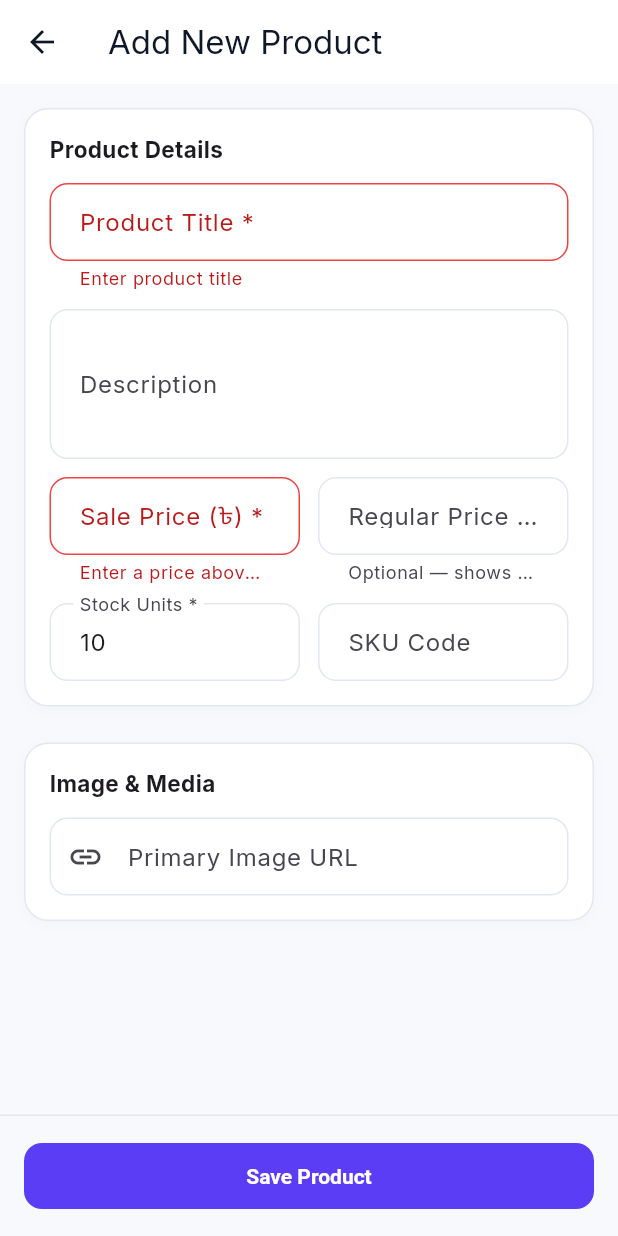
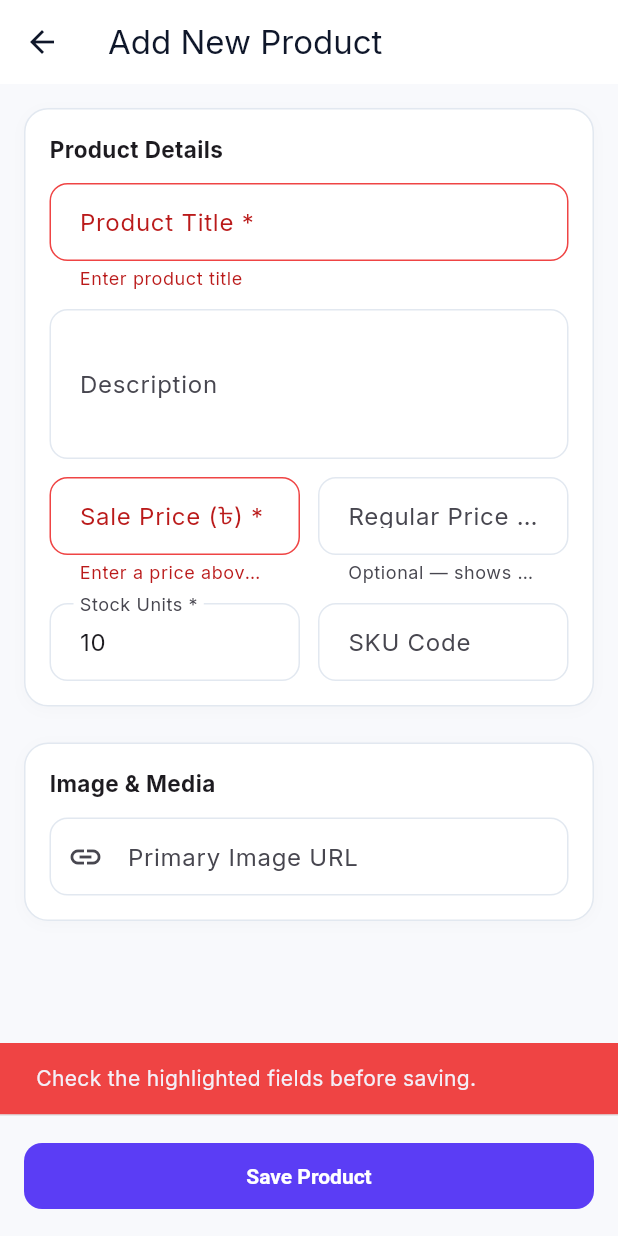
Before and after one commit to MobinX/Oryxa, a Flutter app: the ProductFormScreen screen opened directly with empty values, after a tap on "Save Product", on a phone screen of 412 x 824 dp. Run offline on Flutter 3.47's test engine with Material 3 defaults, Android fonts, the phone set to English and light mode, and no system bars; our stand-ins replace cached_network_image, fl_chart, google_fonts, shared_preferences; missing offline and left inert: flutter_patcher; accounts and stored records are empty; network calls fail.

Commit message:
fix(flutter): log create taps and show why save is blocked 1.0.4+5
A tap that fails form validation returned before any visible change, so
Add Product / Place Order still read as dead buttons. Every tap, blocked
save and provider failure is now recorded in Diagnostics, the form scrolls
to the first invalid field and a snackbar says why nothing was saved.

- Breadcrumb on Add Product, New Order and both submit buttons
- Validation failure snackbar + scroll to top
- Submit exceptions and provider errors recorded with details
- Bump to 1.0.4+5 so the installed build is unambiguous

```diff
--- a/flutter/lib/config/app_version.dart
+++ b/flutter/lib/config/app_version.dart
@@ -4,5 +4,5 @@
 /// plugin, so the visible build marker lives here and is shown in the More menu
 /// and on the Diagnostics screen. It lets a merchant confirm which build is
 /// actually installed.
-const String appVersionLabel = '1.0.3+4';
-const int appVersionCode = 4;
+const String appVersionLabel = '1.0.4+5';
+const int appVersionCode = 5;
--- a/flutter/lib/screens/products/product_form_screen.dart
+++ b/flutter/lib/screens/products/product_form_screen.dart
@@ -3,7 +3,9 @@ import 'package:provider/provider.dart';
 import '../../config/app_theme.dart';
 import '../../models/product.dart';
 import '../../providers/products_provider.dart';
+import '../../services/diagnostics_service.dart';
 import '../../widgets/app_card.dart';
+import '../../widgets/app_feedback.dart';
 
 class ProductFormScreen extends StatefulWidget {
   final String businessId;
@@ -21,6 +23,7 @@ class ProductFormScreen extends StatefulWidget {
 
 class _ProductFormScreenState extends State<ProductFormScreen> {
   final _formKey = GlobalKey<FormState>();
+  final _scrollController = ScrollController();
 
   late TextEditingController _nameController;
   late TextEditingController _descController;
@@ -87,11 +90,36 @@ class _ProductFormScreenState extends State<ProductFormScreen> {
     _stockController.dispose();
     _skuController.dispose();
     _imageUrlController.dispose();
+    _scrollController.dispose();
     super.dispose();
   }
 
   void _submit() async {
-    if (!_formKey.currentState!.validate()) return;
+    final scope = _isEditing ? 'Edit product' : 'Add product';
+    appDiagnostics.recordMessage(scope, 'Save button tapped');
+
+    if (!_formKey.currentState!.validate()) {
+      appDiagnostics.recordMessage(
+        scope,
+        'Save blocked: required fields are missing or invalid',
+        details: 'Title "${_nameController.text.trim()}", '
+            'sale price "${_priceController.text.trim()}", '
+            'regular price "${_regularPriceController.text.trim()}", '
+            'stock "${_stockController.text.trim()}"',
+      );
+      showAppSnack(
+        'Check the highlighted fields before saving.',
+        isError: true,
+      );
+      if (_scrollController.hasClients) {
+        _scrollController.animateTo(
+          0,
+          duration: const Duration(milliseconds: 250),
+          curve: Curves.easeOut,
+        );
+      }
+      return;
+    }
 
     setState(() => _isSaving = true);
     final prods = context.read<ProductsProvider>();
@@ -139,30 +167,31 @@ class _ProductFormScreenState extends State<ProductFormScreen> {
     };
 
     bool ok;
-    if (_isEditing) {
-      ok = await prods.updateProduct(widget.businessId, widget.product!.id, payload);
-    } else {
-      ok = await prods.createProduct(widget.businessId, payload);
+    try {
+      if (_isEditing) {
+        ok = await prods.updateProduct(widget.businessId, widget.product!.id, payload);
+      } else {
+        ok = await prods.createProduct(widget.businessId, payload);
+      }
+    } catch (e, stack) {
+      appDiagnostics.record('$scope submit', e, stack);
+      if (!mounted) return;
+      setState(() => _isSaving = false);
+      showAppSnack('Save failed: $e', isError: true);
+      return;
     }
 
     if (!mounted) return;
     setState(() => _isSaving = false);
 
     if (ok && mounted) {
-      ScaffoldMessenger.of(context).showSnackBar(
-        SnackBar(
-          content: Text(_isEditing ? 'Product updated successfully' : 'Product created successfully'),
-          backgroundColor: AppTheme.success,
-        ),
-      );
+      appDiagnostics.recordMessage(scope, _isEditing ? 'Product updated' : 'Product created');
+      showAppSnack(_isEditing ? 'Product updated successfully' : 'Product created successfully');
       Navigator.pop(context);
     } else if (mounted) {
-      ScaffoldMessenger.of(context).showSnackBar(
-        SnackBar(
-          content: Text(prods.errorMessage ?? 'Failed to save product. Please check fields.'),
-          backgroundColor: AppTheme.danger,
-        ),
-      );
+      final message = prods.errorMessage ?? 'Failed to save product. Please check fields.';
+      appDiagnostics.recordMessage(scope, 'Save failed: $message');
+      showAppSnack(message, isError: true);
     }
   }
 
@@ -239,6 +268,7 @@ class _ProductFormScreenState extends State<ProductFormScreen> {
       body: Form(
         key: _formKey,
         child: ListView(
+          controller: _scrollController,
           padding: const EdgeInsets.all(16),
           children: [
             AppCard(
--- a/flutter/pubspec.yaml
+++ b/flutter/pubspec.yaml
@@ -1,7 +1,7 @@
 name: onlyorders
 description: "OnlyOrders Merchant App - AI Auto-Reply E-commerce & Omnichannel Sales"
 publish_to: "none"
-version: 1.0.3+4
+version: 1.0.4+5
 
 environment:
   sdk: ">=3.0.0 <4.0.0"
```
Also changed, not shown: flutter/lib/screens/orders/create_order_screen.dart (+40 -11 lines), flutter/lib/widgets/store_guard.dart (+7 -0 lines), 1 other file.
